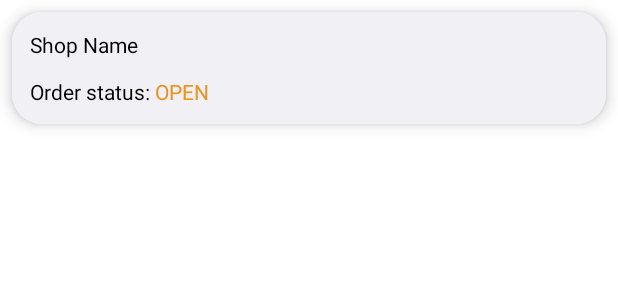
After one commit to danielmar121/final_project_android, an Android app: the layout order_buyer_item.xml on its own in the app's theme, with its tools: preview values and no code run, on a phone screen of 412 x 824 dp. The commit adds this screen. Shown: the top 300 px of the screen. Run offline under Robolectric (Android 15) with nearby library versions, the phone set to English and light mode, and no system bars.

Commit message:
Add orders in cart

```diff
--- a/app/build.gradle
+++ b/app/build.gradle
@@ -51,4 +51,7 @@ dependencies {
     // image loading
     implementation 'com.github.bumptech.glide:glide:4.11.0'
     annotationProcessor 'com.github.bumptech.glide:compiler:4.11.0'
+
+    //JSON
+    implementation 'com.google.code.gson:gson:2.8.6'
 }
--- a/app/src/main/AndroidManifest.xml
+++ b/app/src/main/AndroidManifest.xml
@@ -12,8 +12,7 @@
         android:roundIcon="@mipmap/ic_launcher_round"
         android:supportsRtl="true"
         android:theme="@style/Theme.Final_project">
-        <activity android:name=".activities.buyer.ui.shops.ShopBuyer">
-        </activity>
+        <activity android:name=".activities.buyer.ui.shops.ShopBuyer"></activity>
         <activity android:name=".activities.LandingPageActivity">
             <intent-filter>
                 <action android:name="android.intent.action.MAIN" />
--- a/app/src/main/java/com/daniel/final_project/activities/buyer/ui/shops/AdapterProduct.java
+++ b/app/src/main/java/com/daniel/final_project/activities/buyer/ui/shops/AdapterProduct.java
@@ -1,7 +1,6 @@
 package com.daniel.final_project.activities.buyer.ui.shops;
 
 import android.content.Context;
-import android.util.Log;
 import android.view.LayoutInflater;
 import android.view.View;
 import android.view.ViewGroup;
--- a/app/src/main/java/com/daniel/final_project/activities/buyer/ui/shops/AdapterShop.java
+++ b/app/src/main/java/com/daniel/final_project/activities/buyer/ui/shops/AdapterShop.java
@@ -50,7 +50,7 @@ public class AdapterShop extends RecyclerView.Adapter<AdapterShop.MyViewHolder>
             @Override
             public void onClick(View view) {
                 if (mClickListener != null) {
-                    mClickListener.onItemClick(view, shop.getSid());
+                    mClickListener.onItemClick(view, shop);
                 }
             }
         });
@@ -74,7 +74,7 @@ public class AdapterShop extends RecyclerView.Adapter<AdapterShop.MyViewHolder>
 
     // parent activity will implement this method to respond to click events
     public interface MyItemClickListener {
-        void onItemClick(View view, String sid);
+        void onItemClick(View view, Shop shop);
     }
 
     public class MyViewHolder extends ViewHolder {
--- a/app/src/main/java/com/daniel/final_project/interfaces/buyer/BuyerOrderCallBack.java
+++ b/app/src/main/java/com/daniel/final_project/interfaces/buyer/BuyerOrderCallBack.java
@@ -1,7 +1,6 @@
 package com.daniel.final_project.interfaces.buyer;
 
 import com.daniel.final_project.objects.Order;
-import com.daniel.final_project.objects.Product;
 
 import java.util.List;
 
--- /dev/null
+++ b/app/src/main/res/layout/order_buyer_item.xml
@@ -0,0 +1,62 @@
+<?xml version="1.0" encoding="utf-8"?>
+<com.google.android.material.card.MaterialCardView xmlns:android="http://schemas.android.com/apk/res/android"
+    xmlns:app="http://schemas.android.com/apk/res-auto"
+    android:layout_width="match_parent"
+    android:layout_height="wrap_content"
+    android:layout_margin="8dp"
+    android:elevation="6dp"
+    app:cardCornerRadius="20dp"
+    app:cardElevation="6dp">
+
+    <RelativeLayout
+        android:id="@+id/order_item_LAY_main"
+        android:layout_width="match_parent"
+        android:layout_height="wrap_content"
+        android:background="@color/grey">
+
+        <TextView
+            android:id="@+id/order_item_LBL_shop_name"
+            android:layout_width="wrap_content"
+            android:layout_height="wrap_content"
+            android:layout_alignParentLeft="true"
+            android:layout_marginStart="12dp"
+            android:layout_marginTop="12dp"
+            android:ellipsize="end"
+            android:maxLines="1"
+            android:text="Shop Name"
+            android:textColor="@color/black" />
+
+        <LinearLayout
+            android:layout_width="wrap_content"
+            android:layout_height="wrap_content"
+            android:orientation="horizontal"
+            android:layout_marginStart="12dp"
+            android:layout_marginTop="12dp"
+            android:layout_marginBottom="12dp"
+            android:layout_below="@+id/order_item_LBL_shop_name">
+
+            <TextView
+                android:id="@+id/order_item_LBL_order_status"
+                android:layout_width="wrap_content"
+                android:layout_height="wrap_content"
+                android:layout_alignParentLeft="true"
+                android:ellipsize="end"
+                android:maxLines="1"
+                android:text="@string/order_status"
+                android:textColor="@color/black" />
+
+            <TextView
+                android:id="@+id/order_item_LBL_status"
+                android:layout_width="wrap_content"
+                android:layout_height="wrap_content"
+                android:layout_alignParentLeft="true"
+                android:layout_marginLeft="3dp"
+                android:ellipsize="end"
+                android:maxLines="1"
+                android:text="OPEN"
+                android:textColor="@color/orange_background" />
+        </LinearLayout>
+
+
+    </RelativeLayout>
+</com.google.android.material.card.MaterialCardView>
--- a/app/src/main/res/layout/shop_buyer_item.xml
+++ b/app/src/main/res/layout/shop_buyer_item.xml
@@ -1,7 +1,6 @@
 <?xml version="1.0" encoding="utf-8"?>
 <com.google.android.material.card.MaterialCardView xmlns:android="http://schemas.android.com/apk/res/android"
     xmlns:app="http://schemas.android.com/apk/res-auto"
-    xmlns:tools="http://schemas.android.com/tools"
     android:layout_width="match_parent"
     android:layout_height="wrap_content"
     android:layout_margin="8dp"
--- a/app/src/main/res/values/strings.xml
+++ b/app/src/main/res/values/strings.xml
@@ -90,5 +90,6 @@
 
     //SUPPLIER MENU
     <string name="my_shop">My Shop</string>
+    <string name="order_status">Order status:</string>
 
 </resources>
```
Also changed, not shown: app/src/main/java/com/daniel/final_project/activities/buyer/ui/cart/AdapterOrder.java (added, +87 -0 lines), app/src/main/java/com/daniel/final_project/activities/buyer/ui/cart/CartFragment.java (+47 -15 lines), app/src/main/java/com/daniel/final_project/activities/buyer/ui/shops/ShopBuyer.java (+15 -6 lines), app/src/main/java/com/daniel/final_project/activities/buyer/ui/shops/ShopsFragment.java (+5 -2 lines), app/src/main/java/com/daniel/final_project/objects/Order.java (+9 -0 lines), app/src/main/java/com/daniel/final_project/services/MyFireBase.java (+4 -4 lines), app/src/main/res/layout/fragment_cart_buyer.xml (+9 -17 lines), app/src/main/res/layout/product_buyer_item.xml (+3 -5 lines), app/src/main/res/layout/activity_buyer_main.xml (indentation only).
